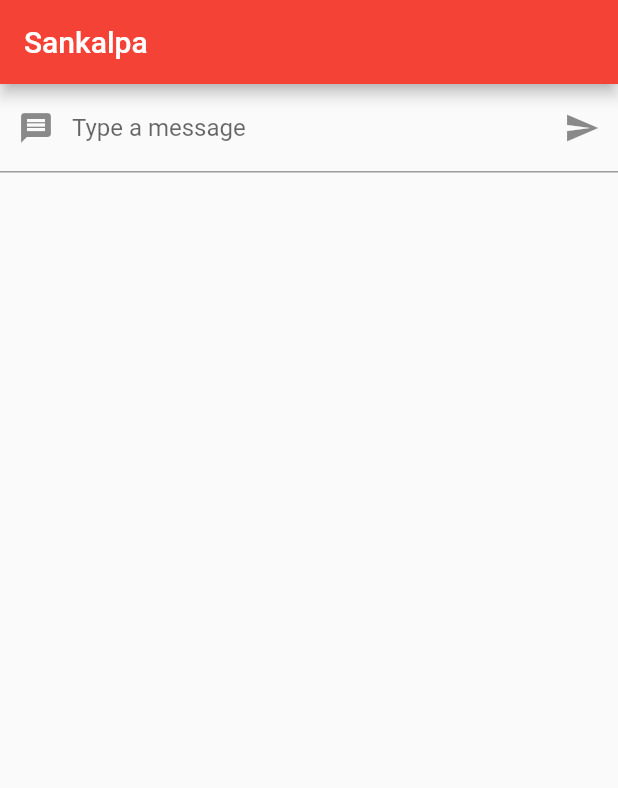
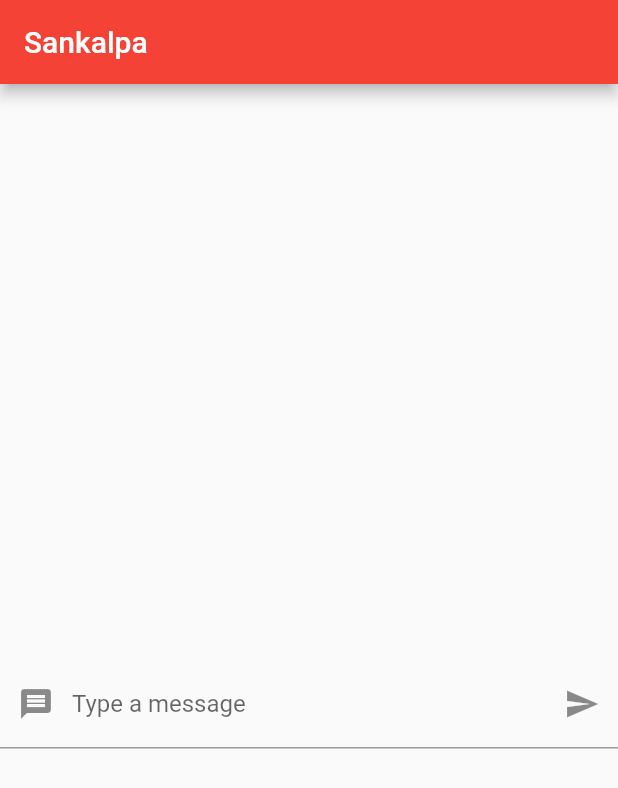
Before and after one commit to SankalpaLokuliyanage/first_flutter_app, a Flutter app: the screen it shows after launch, on a phone screen of 412 x 824 dp. Shown: the top 788 px of the screen. Run offline on Flutter 3.47's test engine with Material 2 defaults, Android fonts, the phone set to English and light mode, and no system bars.

Commit message:
add list view

```diff
--- a/lib/main.dart
+++ b/lib/main.dart
@@ -2,6 +2,24 @@ import 'package:flutter/material.dart';
 
 void main() {
   runApp(const MyApp());
+}
+
+class Post {
+  String body;
+  String author;
+  int likes = 0;
+  bool userLiked = false;
+
+  Post(this.body, this.author);
+
+  void likePost() {
+    this.userLiked = !this.userLiked;
+    if(this.userLiked) {
+      this.likes += 1;
+    } else {
+      this.likes -= 1;
+    }
+  }
 }
 
 class MyApp extends StatelessWidget {
@@ -29,11 +47,11 @@ class MyHomePage extends StatefulWidget {
 
 class _MyHomePageState extends State<MyHomePage> {
 
-  String text = "";
+  List<Post> posts = [];
 
-  void changeText(String text) {
+  void newPost(String text) {
     this.setState(() {
-      this.text = text;
+      posts.add(new Post(text, "sankalpa"));
     });
   }
 
@@ -43,7 +61,10 @@ class _MyHomePageState extends State<MyHomePage> {
        appBar: AppBar(
          title: Text("Sankalpa")),
          body: Column(
-           children: [TextInputWidget(this.changeText), Text(text)],
+           children: [
+             Expanded(child: PostList(this.posts)),
+             Expanded(child: TextInputWidget(this.newPost)),
+             ],
          )
      );
   }
@@ -96,3 +117,36 @@ class _MyHomePageState extends State<MyHomePage> {
      );
    }
  }
+
+ class PostList extends StatefulWidget {
+
+final List<Post> listItems;
+
+PostList(this.listItems);
+
+   @override
+   _PostListState createState() => _PostListState();
+ }
+
+ class _PostListState extends State<PostList> {
+   @override
+   Widget build(BuildContext context) {
+     return ListView.builder(
+       itemCount: this.widget.listItems.length,
+       itemBuilder: (context, index) {
+         var post = this.widget.listItems[index];
+         return Card(
+           child: Row(children: [
+             Expanded(child: ListTile(title: Text(post.body), subtitle: Text(post.author),)),
+             Row(children: [
+               IconButton(
+                 icon: Icon(Icons.thumb_up),
+                 onPressed: post.likePost,
+               )
+             ],)
+           ],),
+         );
+       },
+     );
+   }
+ }
```
